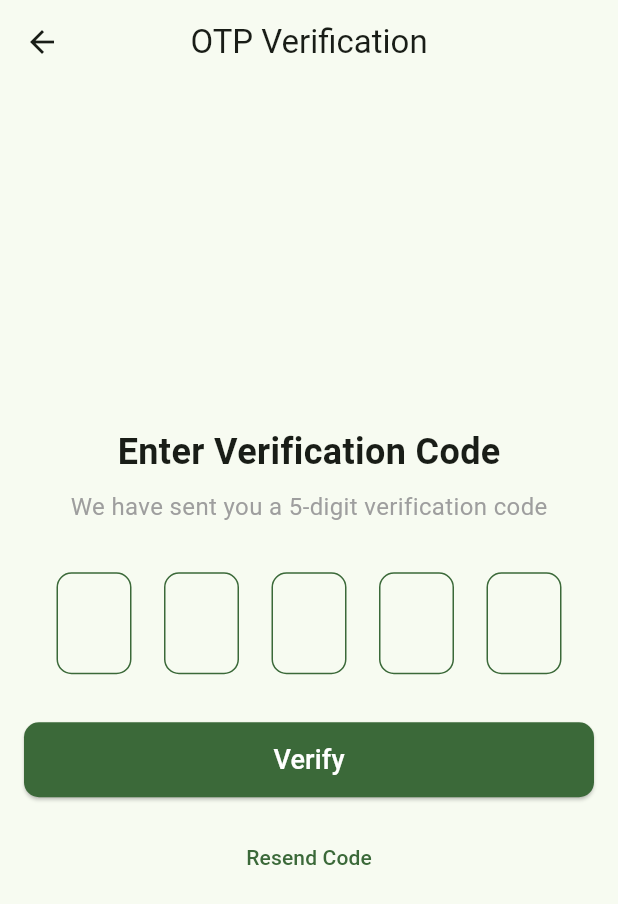
After one commit to omar-abdul/baarazon-data, a Flutter app: the OtpVerificationScreen screen opened by its route, on a phone screen of 412 x 824 dp. The commit adds this screen. Shown: the top 904 px of the screen. Run offline on Flutter 3.47's test engine with Material 3 defaults, Android fonts, the light colour scheme and no system bars; our stand-ins replace cached_network_image, connectivity_plus, equatable, firebase_core, firebase_messaging, flutter_bloc and 5 more; missing offline and left inert: flutter_libphonenumber, workmanager; accounts and stored records are empty; network calls fail.

Commit message:
adding otp

```diff
--- a/lib/components/phone_number.dart
+++ b/lib/components/phone_number.dart
@@ -21,6 +21,7 @@ class PhoneNumber extends StatefulWidget {
   final String? labelText;
   final bool? showHint;
   final Widget? prefixIcon;
+  final bool? enabled;
 
   const PhoneNumber(
       {super.key,
@@ -30,7 +31,8 @@ class PhoneNumber extends StatefulWidget {
       this.initialValue,
       this.labelText,
       this.showHint = true,
-      this.prefixIcon});
+      this.prefixIcon,
+      this.enabled = true});
 
   @override
   State<PhoneNumber> createState() => _PhoneNumberState();
@@ -52,6 +54,7 @@ class _PhoneNumberState extends State<PhoneNumber> {
       crossAxisAlignment: CrossAxisAlignment.start,
       children: [
         TextField(
+          enabled: widget.enabled,
           controller: widget.controller,
           decoration: InputDecoration(
             labelText: widget.labelText ?? 'Phone Number',
--- a/lib/constants.dart
+++ b/lib/constants.dart
@@ -34,5 +34,5 @@ final Map<Regions, bool> regionEnabled = {
   Regions.southSomalia: false
 };
 
-// const API_URL = 'http://10.0.2.2:3000/api/v1';
-const apiUrl = 'http://192.168.208.110:5000/api/v1';
+const apiUrl = 'http://10.0.2.2:3000/api/v1';
+// const apiUrl = 'http://192.168.208.110:5000/api/v1';
--- a/lib/route/route_constants.dart
+++ b/lib/route/route_constants.dart
@@ -11,3 +11,6 @@ const String profileScreenRoute = 'profile';
 const String inputNumberScreenRoute = 'inputNumber';
 const String loginScreenRoute = 'login';
 const String onBoardingScreenRoute = 'onboarding';
+const String otpVerificationRoute = 'otpVerification';
+
+const String noInternetServicesRoute = 'nointernet';
--- a/lib/route/router.dart
+++ b/lib/route/router.dart
@@ -1,5 +1,7 @@
 import 'package:baarazon_data/screens/login/login_screen.dart';
+import 'package:baarazon_data/screens/no_internet_payment/no_internet_payment_screen.dart';
 import 'package:baarazon_data/screens/onboarding/onboarding_screen.dart';
+import 'package:baarazon_data/screens/otp/otp_verification_screen.dart';
 import 'package:flutter/material.dart';
 import 'screen_exports.dart';
 
@@ -25,11 +27,19 @@ Route<dynamic> generateRoute(RouteSettings settings) {
       return MaterialPageRoute(builder: (context) => const LoginPage());
     case onBoardingScreenRoute:
       return MaterialPageRoute(builder: (context) => const OnBoardingScreen());
+    case otpVerificationRoute:
+      return MaterialPageRoute(
+          builder: (context) => const OtpVerificationScreen());
     case servicesAndPlansScreenRoute:
       final args = settings.arguments as Map<String, dynamic>;
       return MaterialPageRoute(
           builder: (context) =>
               ServicesAndPlanScreen(provider: args['provider']));
+    case noInternetServicesRoute:
+      final args = settings.arguments as Map<String, dynamic>;
+      return MaterialPageRoute(
+          builder: (context) =>
+              NoInternetPaymentScreen(service: args['service']));
 
     default:
       return MaterialPageRoute(builder: (context) => const HomeScreen());
--- /dev/null
+++ b/lib/screens/otp/otp_verification_screen.dart
@@ -0,0 +1,144 @@
+import 'package:flutter/material.dart';
+import 'package:flutter/services.dart';
+
+class OtpVerificationScreen extends StatefulWidget {
+  const OtpVerificationScreen({super.key});
+
+  @override
+  State<OtpVerificationScreen> createState() => _OtpVerificationScreenState();
+}
+
+class _OtpVerificationScreenState extends State<OtpVerificationScreen> {
+  final List<TextEditingController> _controllers =
+      List.generate(5, (index) => TextEditingController());
+  final List<FocusNode> _focusNodes = List.generate(5, (index) => FocusNode());
+
+  @override
+  void dispose() {
+    for (var controller in _controllers) {
+      controller.dispose();
+    }
+    for (var node in _focusNodes) {
+      node.dispose();
+    }
+    super.dispose();
+  }
+
+  void _onOtpSubmit() {
+    String otp = _controllers.map((controller) => controller.text).join();
+    if (otp.length == 5) {
+      // TODO: Handle OTP verification
+      print('OTP Submitted: $otp');
+    }
+  }
+
+  @override
+  Widget build(BuildContext context) {
+    return Scaffold(
+      appBar: AppBar(
+        title: const Text('OTP Verification'),
+        centerTitle: true,
+      ),
+      body: SafeArea(
+        child: Padding(
+          padding: const EdgeInsets.all(16.0),
+          child: Column(
+            mainAxisAlignment: MainAxisAlignment.center,
+            children: [
+              const Text(
+                'Enter Verification Code',
+                style: TextStyle(
+                  fontSize: 24,
+                  fontWeight: FontWeight.bold,
+                ),
+              ),
+              const SizedBox(height: 8),
+              const Text(
+                'We have sent you a 5-digit verification code',
+                style: TextStyle(
+                  color: Colors.grey,
+                  fontSize: 16,
+                ),
+              ),
+              const SizedBox(height: 32),
+              Row(
+                mainAxisAlignment: MainAxisAlignment.spaceEvenly,
+                children: List.generate(
+                  5,
+                  (index) => SizedBox(
+                    width: 50,
+                    child: TextField(
+                      controller: _controllers[index],
+                      focusNode: _focusNodes[index],
+                      textAlign: TextAlign.center,
+                      keyboardType: TextInputType.number,
+                      maxLength: 1,
+                      style: const TextStyle(fontSize: 24),
+                      decoration: InputDecoration(
+                        counterText: '',
+                        enabledBorder: OutlineInputBorder(
+                          borderRadius: BorderRadius.circular(10),
+                          borderSide: BorderSide(
+                            color: Theme.of(context).primaryColor,
+                          ),
+                        ),
+                        focusedBorder: OutlineInputBorder(
+                          borderRadius: BorderRadius.circular(10),
+                          borderSide: BorderSide(
+                            color: Theme.of(context).primaryColor,
+                            width: 2,
+                          ),
+                        ),
+                      ),
+                      inputFormatters: [
+                        FilteringTextInputFormatter.digitsOnly,
+                      ],
+                      onChanged: (value) {
+                        if (value.isNotEmpty) {
+                          if (index < 4) {
+                            _focusNodes[index + 1].requestFocus();
+                          } else {
+                            _focusNodes[index].unfocus();
+                            _onOtpSubmit();
+                          }
+                        } else if (value.isEmpty && index > 0) {
+                          _focusNodes[index - 1].requestFocus();
+                        }
+                      },
+                    ),
+                  ),
+                ),
+              ),
+              const SizedBox(height: 32),
+              SizedBox(
+                width: double.infinity,
+                height: 50,
+                child: ElevatedButton(
+                  onPressed: _onOtpSubmit,
+                  style: ElevatedButton.styleFrom(
+                    backgroundColor: Theme.of(context).primaryColor,
+                    foregroundColor: Colors.white,
+                    shape: RoundedRectangleBorder(
+                      borderRadius: BorderRadius.circular(10),
+                    ),
+                  ),
+                  child: const Text(
+                    'Verify',
+                    style: TextStyle(fontSize: 18),
+                  ),
+                ),
+              ),
+              const SizedBox(height: 16),
+              TextButton(
+                onPressed: () {
+                  // TODO: Handle resend code
+                },
+                child: const Text('Resend Code'),
+              ),
+            ],
+          ),
+        ),
+      ),
+    );
+  }
+}
--- a/lib/screens/payment/components/payment_select.dart
+++ b/lib/screens/payment/components/payment_select.dart
@@ -5,8 +5,8 @@ import '../../../cubits/regions/cubit.dart';
 import '../../../models/payment_options/payment_options.dart';
 import '../../../models/services.dart';
 
-class PaymentScreen extends StatelessWidget {
-  const PaymentScreen({
+class PaymentSelectionScreen extends StatelessWidget {
+  const PaymentSelectionScreen({
     super.key,
     required this.service,
     required this.onSelectPayment,
--- a/lib/screens/payment/cubit/payment_and_data_option_cubit.dart
+++ b/lib/screens/payment/cubit/payment_and_data_option_cubit.dart
@@ -10,14 +10,14 @@ class PaymentAndDataOptionCubit extends Cubit<PaymentAndDataOptionState> {
   PaymentAndDataOptionCubit() : super(const PaymentAndDataOptionInitial());
 
   void onSelectPayment(MapEntry<PaymentOptions, PaymentOption> entry) {
-    emit(NewPaymentAndDataState(
+    emit(SelectedPaymentAndDataOption(
       currentIndex: 1,
       paymentOption: entry,
     ));
   }
 
   void changePayment() {
-    emit(NewPaymentAndDataState(
+    emit(ChangePaymentAndDataOption(
       currentIndex: 0,
       paymentOption: state.paymentOption!,
     ));
--- a/lib/screens/payment/views/payment_bottom_sheet_screen.dart
+++ b/lib/screens/payment/views/payment_bottom_sheet_screen.dart
@@ -23,7 +23,7 @@ class PaymentBottomSheet extends StatelessWidget {
       child: BlocBuilder<PaymentAndDataOptionCubit, PaymentAndDataOptionState>(
         builder: (context, state) {
           final List<Widget> paymentPages = [
-            PaymentScreen(
+            PaymentSelectionScreen(
               service: service,
               onSelectPayment: (entry, context) {
                 context
@@ -31,7 +31,7 @@ class PaymentBottomSheet extends StatelessWidget {
                     .onSelectPayment(entry);
               },
             ),
-            if (state is NewPaymentAndDataState)
+            if (state is SelectedPaymentAndDataOption)
               PaymentComplete(
                 service: service,
                 entry: state.paymentOption!,
--- a/lib/services/app_version_service.dart
+++ b/lib/services/app_version_service.dart
@@ -43,7 +43,7 @@ class AppVersionService {
       if (_shouldCheck()) {
         _cachedVersion = await getAppVersion();
         _lastCheck = DateTime.now();
-        logger.d('CHECK VERSION SHOULD CHECK ${_lastCheck}');
+        logger.d('CHECK VERSION SHOULD CHECK $_lastCheck');
       }
 
       if (_cachedVersion == null) return AppVersionCheck(needsUpdate: false);
--- a/lib/services/firebase_messaging_service.dart
+++ b/lib/services/firebase_messaging_service.dart
@@ -1,5 +1,6 @@
 import 'dart:io';
 import 'package:baarazon_data/services/preferences_service.dart';
+import 'package:connectivity_plus/connectivity_plus.dart';
 import 'package:firebase_messaging/firebase_messaging.dart';
 import 'package:firebase_core/firebase_core.dart';
 
@@ -72,6 +73,9 @@ class FirebaseService {
   }
 
   Future<void> _saveTokenToServer(String? fcmToken) async {
+    var hasConnected = await Connectivity().checkConnectivity();
+    if (hasConnected.contains(ConnectivityResult.none)) return;
+
     if (fcmToken == null) return;
 
     final authToken = await PreferencesService.getToken();
```
Also changed, not shown: lib/components/options_list_card.dart (+16 -7 lines), lib/cubits/auth/auth_cubit.dart (+24 -6 lines), lib/entry_point.dart (+16 -7 lines), lib/screens/login/login_screen.dart (+9 -0 lines), lib/screens/no_internet_payment/no_internet_payment_screen.dart (added, +61 -0 lines), lib/screens/payment/components/payment_complete.dart (+4 -3 lines), lib/screens/payment/cubit/payment_and_data_option_state.dart (+9 -2 lines), lib/screens/profile/profile_screen.dart (+67 -33 lines), lib/screens/thank_you/thank_you_screen.dart (added, +21 -0 lines), lib/services/auth_service.dart (+22 -4 lines).
